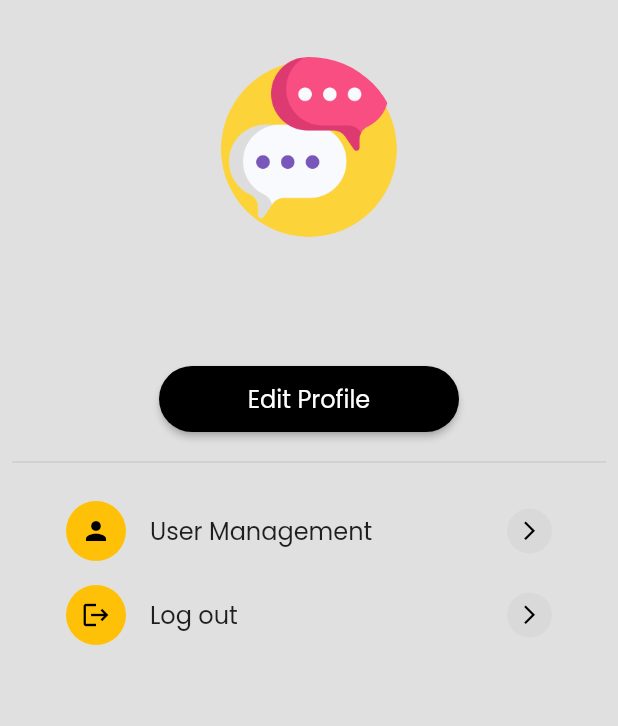
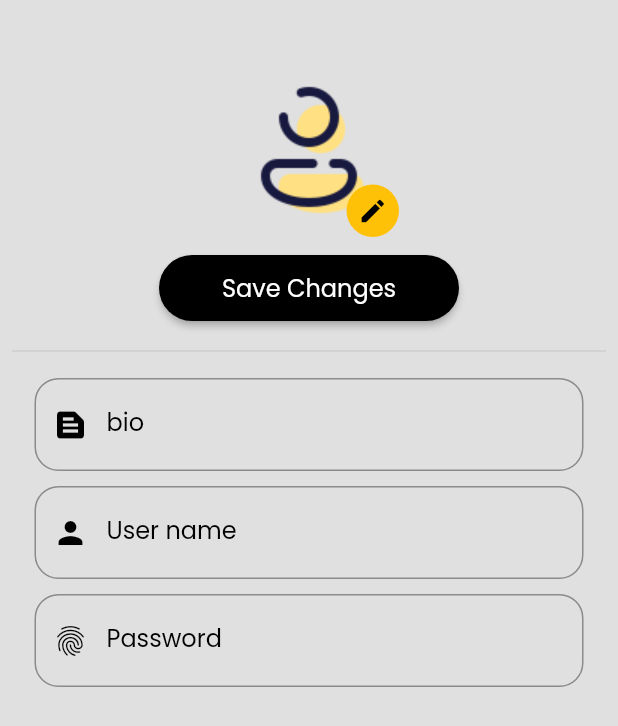
Before and after one commit to HacerYaman/chitchat-Flutter, a Flutter app: the ProfilePage screen opened directly, after a tap on "Edit Profile", on a phone screen of 412 x 824 dp. Shown: the top 726 px of the screen. Run offline on Flutter 3.47's test engine with Material 2 defaults, Android fonts, the phone set to English and light mode, and no system bars; our stand-ins replace animated_splash_screen, cloud_firestore, curved_navigation_bar, firebase_auth, firebase_core, get; accounts and stored records are empty.

Commit message:
edit profile page

```diff
--- a/lib/main.dart
+++ b/lib/main.dart
@@ -4,6 +4,7 @@ import 'package:chitchat/services/auth/auth_gate.dart';
 import 'package:chitchat/services/auth/auth_service.dart';
 import 'package:firebase_core/firebase_core.dart';
 import 'package:flutter/material.dart';
+import 'package:get/get_navigation/src/root/get_material_app.dart';
 import 'package:provider/provider.dart';
 
 void main() async {
@@ -21,7 +22,7 @@ class MyApp extends StatelessWidget {
 
   @override
   Widget build(BuildContext context) {
-    return MaterialApp(
+    return GetMaterialApp(
       debugShowCheckedModeBanner: false,
       theme: ThemeData(
         fontFamily: 'Poppins', // Poppins fontunu varsayılan olarak ayarlayın
--- a/lib/pages/profile_page.dart
+++ b/lib/pages/profile_page.dart
@@ -1,11 +1,9 @@
+import 'package:chitchat/pages/update_profile_page.dart';
 import 'package:firebase_auth/firebase_auth.dart';
 import 'package:flutter/material.dart';
-import 'package:provider/provider.dart';
 import 'package:cloud_firestore/cloud_firestore.dart';
-
 import '../components/profile_section.dart';
-import '../services/auth/auth_service.dart';
-
+import 'package:get/get.dart';
 
 class ProfilePage extends StatelessWidget {
 
@@ -33,7 +31,7 @@ class ProfilePage extends StatelessWidget {
                 child: ClipRRect(
                   borderRadius: BorderRadius.circular(100),
                   child: Image(
-                    image: AssetImage("lib/assets/ccicon.png"),
+                    image: AssetImage("lib/assets/default.png"),
                   ),
                 ),
               ),
@@ -74,7 +72,7 @@ class ProfilePage extends StatelessWidget {
               SizedBox(
                 width: 200,
                 child: ElevatedButton(
-                  onPressed: () {},
+                  onPressed: () => Get.to(()=> UpdateProfileScreen()),
                   child: Padding(
                     padding: const EdgeInsets.all(10.0),
                     child: Text(
--- /dev/null
+++ b/lib/pages/update_profile_page.dart
@@ -0,0 +1,159 @@
+import 'package:cloud_firestore/cloud_firestore.dart';
+import 'package:firebase_auth/firebase_auth.dart';
+import 'package:flutter/material.dart';
+import 'package:get/get.dart';
+
+class UpdateProfileScreen extends StatelessWidget {
+  const UpdateProfileScreen({super.key});
+
+  @override
+  Widget build(BuildContext context) {
+    final FirebaseAuth _auth = FirebaseAuth.instance;
+    final FirebaseFirestore _firestore = FirebaseFirestore.instance;
+    final String email = _auth.currentUser!.email.toString();
+
+    return Scaffold(
+      backgroundColor: Colors.grey.shade300,
+      body: SingleChildScrollView(
+        child: Container(
+          padding: EdgeInsets.all(8),
+          child: Column(
+            children: [
+              SizedBox(
+                height: 30,
+              ),
+              Stack(
+                children: [
+                  SizedBox(
+                    width: 120,
+                    height: 120,
+                    child: ClipRRect(
+                      borderRadius: BorderRadius.circular(100),
+                      child: Image(
+                        image: AssetImage("lib/assets/default.png"),
+                      ),
+                    ),
+                  ),
+                  Positioned(
+                    bottom: 0,
+                    right: 0,
+                    child: Container(
+                      width: 35,
+                      height: 35,
+                      decoration: BoxDecoration(
+                        borderRadius: BorderRadius.circular(100),
+                        color: Colors.amber,
+                      ),
+                      child: Icon(
+                        Icons.edit,
+                        color: Colors.black,
+                        size: 20,
+                      ),
+                    ),
+                  )
+                ],
+              ),
+              SizedBox(
+                height: 10,
+              ),
+              SizedBox(
+                width: 200,
+                child: ElevatedButton(
+                  onPressed: () => Get
+                      .back(), // tıklandığında değişiklikleri kaydedip geri git
+                  child: Padding(
+                    padding: const EdgeInsets.all(10.0),
+                    child: Text(
+                      "Save Changes",
+                      style: TextStyle(fontSize: 16),
+                    ),
+                  ),
+                  style: ElevatedButton.styleFrom(
+                    backgroundColor: Colors.black,
+                    side: BorderSide.none,
+                    shape: StadiumBorder(),
+                  ),
+                ),
+              ),
+              SizedBox(
+                height: 10,
+              ),
+              Divider(),
+              SizedBox(
+                height: 10,
+              ),
+              Form(
+                  child: Padding(
+                    padding: const EdgeInsets.symmetric(horizontal: 15),
+                    child: Column(
+                children: [
+                    TextFormField(
+                      cursorColor: Colors.amber,
+                      decoration: InputDecoration(
+                          label: Text("bio"),
+                          prefixIcon: Icon(Icons.text_snippet),
+                          prefixIconColor: Colors.black,
+                          labelStyle: TextStyle(
+                            color: Colors.black,
+                          ),
+                          border: OutlineInputBorder(
+                            borderRadius: BorderRadius.circular(16.0),
+                          ),
+                          focusedBorder: OutlineInputBorder(
+                              borderRadius: BorderRadius.circular(16),
+                              borderSide: BorderSide(
+                                color: Colors.black,
+                              ))),
+                    ),
+                    SizedBox(
+                      height: 10,
+                    ),
+                    TextFormField(
+                      cursorColor: Colors.amber,
+                      decoration: InputDecoration(
+                          label: Text("User name"),
+                          prefixIcon: Icon(Icons.person),
+                          prefixIconColor: Colors.black,
+                          labelStyle: TextStyle(
+                            color: Colors.black,
+                          ),
+                          border: OutlineInputBorder(
+                            borderRadius: BorderRadius.circular(16.0),
+                          ),
+                          focusedBorder: OutlineInputBorder(
+                              borderRadius: BorderRadius.circular(16),
+                              borderSide: BorderSide(
+                                color: Colors.black,
+                              ))),
+                    ),
+                    SizedBox(
+                      height: 10,
+                    ),
+                    TextFormField(
+                      cursorColor: Colors.amber,
+                      decoration: InputDecoration(
+                          label: Text("Password"),
+                          prefixIcon: Icon(Icons.fingerprint),
+                          prefixIconColor: Colors.black,
+                          labelStyle: TextStyle(
+                            color: Colors.black,
+                          ),
+                          border: OutlineInputBorder(
+                            borderRadius: BorderRadius.circular(16.0),
+                          ),
+                          focusedBorder: OutlineInputBorder(
+                              borderRadius: BorderRadius.circular(16),
+                              borderSide: BorderSide(
+                                color: Colors.black,
+                              ))),
+                    ),
+                ],
+              ),
+                  )),
+            ],
+          ),
+        ),
+      ),
+    );
+  }
+}
--- a/pubspec.yaml
+++ b/pubspec.yaml
@@ -42,6 +42,7 @@ dependencies:
   intl: ^0.18.1
   animated_splash_screen: ^1.3.0
   curved_navigation_bar: ^1.0.3
+  get: ^4.6.5
 
 dev_dependencies:
   flutter_test:
@@ -68,6 +69,7 @@ flutter:
   # To add assets to your application, add an assets section, like this:
   assets:
     - lib/assets/ccicon.png
+    - lib/assets/default.png
   #   - images/a_dot_burr.jpeg
   #   - images/a_dot_ham.jpeg
   fonts:
```
Also changed, not shown: lib/assets/default.png (added), pubspec.lock.
